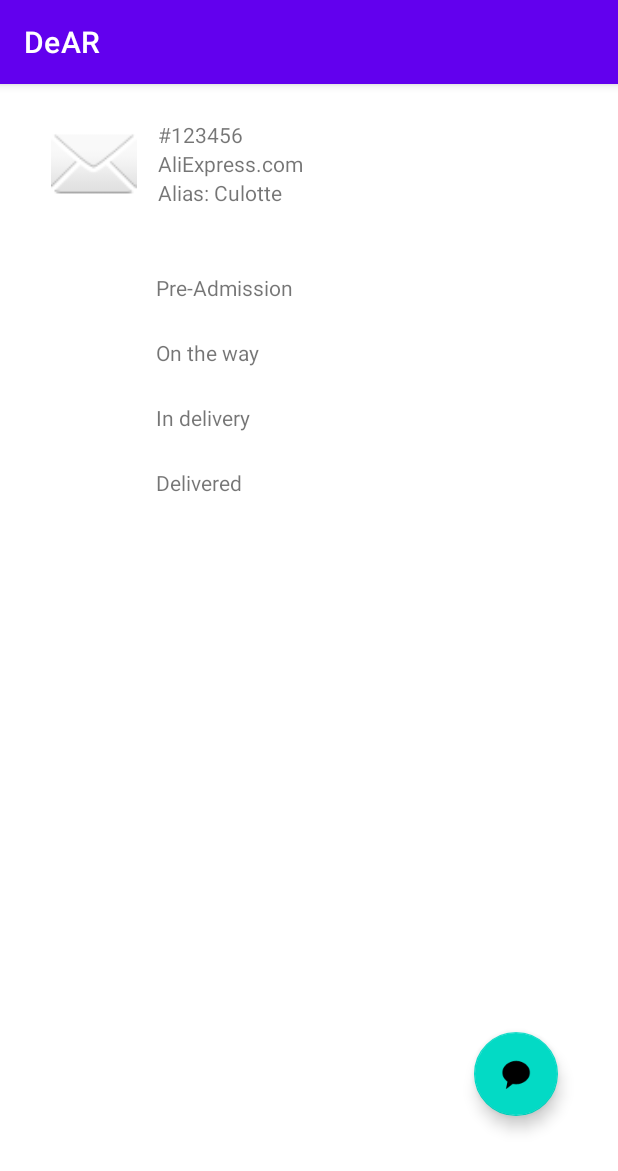
After one commit to DiegoMartinezVillar/APM-DEAR, an Android app: the TrackingDetails screen opened directly, with no data from a screen before it, on a phone screen of 412 x 824 dp. The commit adds this screen. Shown: the top 1171 px of the screen. Run offline under Robolectric (Android 15) with nearby library versions, the phone set to English and light mode, and no system bars.

Commit message:
Uploaded basic new UI activity

```diff
--- a/app/src/main/AndroidManifest.xml
+++ b/app/src/main/AndroidManifest.xml
@@ -1,6 +1,6 @@
 <?xml version="1.0" encoding="utf-8"?>
 <manifest xmlns:android="http://schemas.android.com/apk/res/android"
-    xmlns:tools="http://schemas.android.com/tools">
+    xmlns:tools="http://schemas.android.com/tools" >
 
     <application
         android:allowBackup="true"
@@ -10,10 +10,13 @@
         android:label="@string/app_name"
         android:supportsRtl="true"
         android:theme="@style/Theme.DeAR"
-        tools:targetApi="31">
+        tools:targetApi="31" >
+        <activity
+            android:name=".TrackingDetails"
+            android:exported="false" />
         <activity
             android:name=".MainActivity"
-            android:exported="true">
+            android:exported="true" >
             <intent-filter>
                 <action android:name="android.intent.action.MAIN" />
 
--- /dev/null
+++ b/app/src/main/java/ensemble/dear/TrackingDetails.kt
@@ -0,0 +1,11 @@
+package ensemble.dear
+
+import androidx.appcompat.app.AppCompatActivity
+import android.os.Bundle
+
+class TrackingDetails : AppCompatActivity() {
+    override fun onCreate(savedInstanceState: Bundle?) {
+        super.onCreate(savedInstanceState)
+        setContentView(R.layout.activity_tracking_details)
+    }
+}
--- /dev/null
+++ b/app/src/main/res/layout/activity_tracking_details.xml
@@ -0,0 +1,100 @@
+<?xml version="1.0" encoding="utf-8"?>
+<androidx.constraintlayout.widget.ConstraintLayout
+    xmlns:android="http://schemas.android.com/apk/res/android"
+    xmlns:tools="http://schemas.android.com/tools"
+    xmlns:app="http://schemas.android.com/apk/res-auto"
+    android:layout_width="match_parent"
+    android:layout_height="match_parent"
+    tools:context=".TrackingDetails">
+
+  <com.google.android.material.floatingactionbutton.FloatingActionButton
+      android:id="@+id/floatingActionButton"
+      android:layout_width="wrap_content"
+      android:layout_height="wrap_content"
+      android:layout_marginEnd="40dp"
+      android:layout_marginBottom="80dp"
+      android:clickable="true"
+      app:layout_constraintBottom_toBottomOf="parent"
+      app:layout_constraintEnd_toEndOf="parent"
+      app:srcCompat="@android:drawable/sym_action_chat"
+      android:contentDescription="@string/chat_button_content_description" />
+
+  <ImageView
+      android:id="@+id/imageView"
+      android:layout_width="69dp"
+      android:layout_height="57dp"
+      android:layout_marginStart="28dp"
+      android:layout_marginTop="24dp"
+      app:layout_constraintStart_toStartOf="parent"
+      app:layout_constraintTop_toTopOf="parent"
+      app:srcCompat="@android:drawable/ic_dialog_email" />
+
+  <TextView
+      android:id="@+id/textView"
+      android:layout_width="wrap_content"
+      android:layout_height="wrap_content"
+      android:layout_marginStart="8dp"
+      android:layout_marginTop="24dp"
+      android:text="#123456"
+      app:layout_constraintStart_toEndOf="@+id/imageView"
+      app:layout_constraintTop_toTopOf="parent" />
+
+  <TextView
+      android:id="@+id/textView2"
+      android:layout_width="wrap_content"
+      android:layout_height="wrap_content"
+      android:layout_marginStart="8dp"
+      android:text="AliExpress.com"
+      app:layout_constraintStart_toEndOf="@+id/imageView"
+      app:layout_constraintTop_toBottomOf="@+id/textView" />
+
+  <TextView
+      android:id="@+id/textView3"
+      android:layout_width="wrap_content"
+      android:layout_height="wrap_content"
+      android:layout_marginStart="8dp"
+      android:text="Alias: Culotte"
+      app:layout_constraintStart_toEndOf="@+id/imageView"
+      app:layout_constraintTop_toBottomOf="@+id/textView2" />
+
+  <TextView
+      android:id="@+id/textView4"
+      android:layout_width="wrap_content"
+      android:layout_height="wrap_content"
+      android:layout_marginStart="104dp"
+      android:layout_marginTop="44dp"
+      android:text="@string/pre_admission"
+      app:layout_constraintStart_toStartOf="parent"
+      app:layout_constraintTop_toBottomOf="@+id/textView3" />
+
+  <TextView
+      android:id="@+id/textView5"
+      android:layout_width="wrap_content"
+      android:layout_height="wrap_content"
+      android:layout_marginStart="104dp"
+      android:layout_marginTop="24dp"
+      android:text="@string/on_the_way"
+      app:layout_constraintStart_toStartOf="parent"
+      app:layout_constraintTop_toBottomOf="@+id/textView4" />
+
+  <TextView
+      android:id="@+id/textView7"
+      android:layout_width="wrap_content"
+      android:layout_height="wrap_content"
+      android:layout_marginStart="104dp"
+      android:layout_marginTop="24dp"
+      android:text="@string/in_delivery"
+      app:layout_constraintStart_toStartOf="parent"
+      app:layout_constraintTop_toBottomOf="@+id/textView5" />
+
+  <TextView
+      android:id="@+id/textView8"
+      android:layout_width="wrap_content"
+      android:layout_height="wrap_content"
+      android:layout_marginStart="104dp"
+      android:layout_marginTop="24dp"
+      android:text="@string/delivered"
+      app:layout_constraintStart_toStartOf="parent"
+      app:layout_constraintTop_toBottomOf="@+id/textView7" />
+
+</androidx.constraintlayout.widget.ConstraintLayout>
--- a/app/src/main/res/values/strings.xml
+++ b/app/src/main/res/values/strings.xml
@@ -2,4 +2,9 @@
     <string name="app_name" translatable="false">DeAR</string>
     <string name="username">Username or email</string>
     <string name="button_send">Send</string>
+    <string name="pre_admission">Pre-Admission</string>
+    <string name="on_the_way">On the way</string>
+    <string name="in_delivery">In delivery</string>
+    <string name="delivered">Delivered</string>
+    <string name="chat_button_content_description">Chat button</string>
 </resources>
```
Also changed, not shown: 1 other file.
